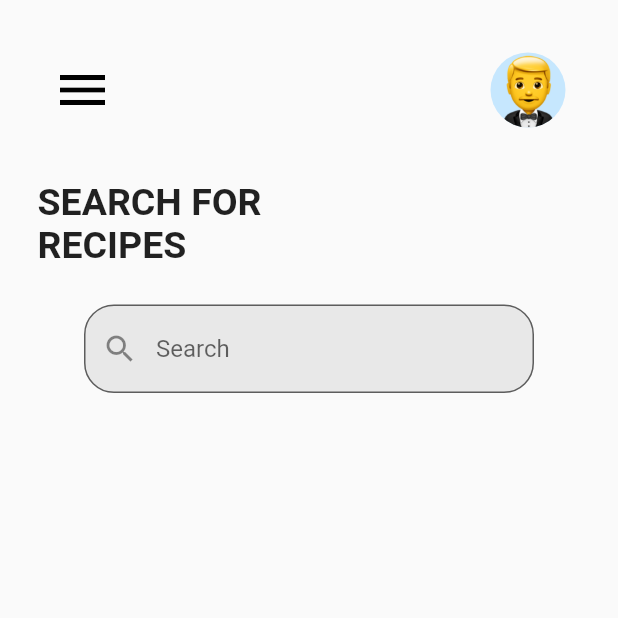
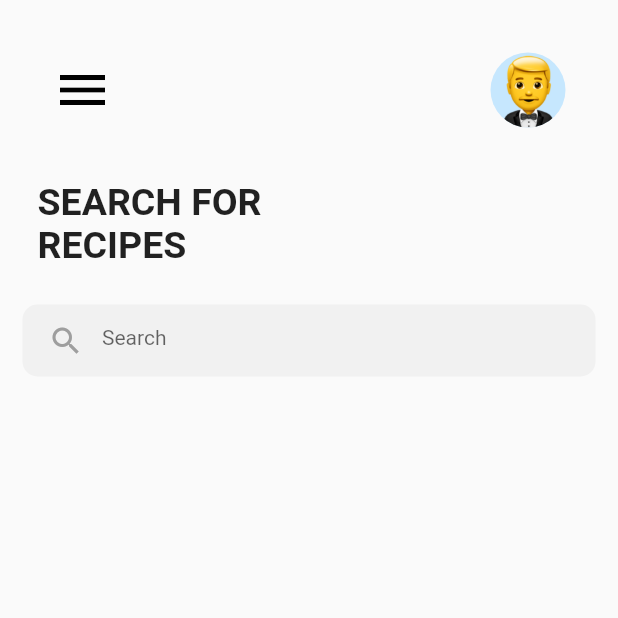
Before and after one commit to spaceman1412/emoji-app, a Flutter app: the screen it shows after launch, on a phone screen of 412 x 824 dp, the top half of it. Run offline on Flutter 3.47's test engine with Material 2 defaults, Android fonts, the light colour scheme and no system bars.

Commit message:
Coppied text field

```diff
--- a/lib/screens/home_screen.dart
+++ b/lib/screens/home_screen.dart
@@ -12,27 +12,24 @@ class HomeScreen extends StatelessWidget {
             children: [
               CustomAppBar(),
               Title(),
+              SizedBox(height: 25.0),
               Padding(
-                padding: const EdgeInsets.only(top: 25, bottom: 10),
-                child: Align(
-                  alignment: Alignment.center,
-                  child: Container(
-                    width: 300,
-                    height: 150,
-                    child: TextField(
-                      decoration: InputDecoration(
-                        border: OutlineInputBorder(
-                          borderRadius: BorderRadius.circular(20),
-                        ),
+                padding: EdgeInsets.only(left: 15.0, right: 15.0),
+                child: Container(
+                  padding: EdgeInsets.only(left: 5.0),
+                  decoration: BoxDecoration(
+                      color: Colors.grey.withOpacity(0.1),
+                      borderRadius: BorderRadius.circular(10.0)),
+                  child: TextField(
+                    decoration: InputDecoration(
                         hintText: 'Search',
-                        prefixIcon: Icon(Icons.search),
-                        filled: true,
-                        fillColor: Colors.grey.withOpacity(0.2),
-                      ),
-                    ),
+                        hintStyle: TextStyle(fontSize: 14),
+                        border: InputBorder.none,
+                        fillColor: Colors.grey.withOpacity(0.5),
+                        prefixIcon: Icon(Icons.search, color: Colors.grey)),
                   ),
                 ),
-              )
+              ),
             ],
           ),
         ),
```
